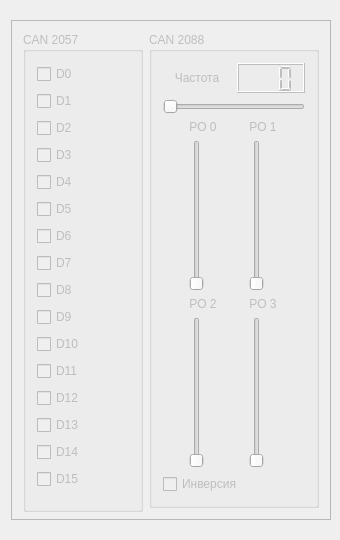
sseitov/Megatron, file Megatron-server/server.ui: the form before one commit.
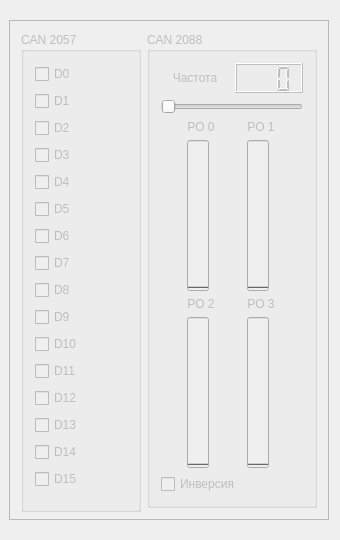
The form after the commit.

Diff of the .ui file:
```diff
--- a/Megatron-server/server.ui
+++ b/Megatron-server/server.ui
@@ -25,9 +25,15 @@
   <property name="windowTitle">
    <string>Megatron Server</string>
   </property>
-  <layout class="QVBoxLayout" name="verticalLayout">
-   <item>
     <widget class="QFrame" name="frame">
+   <property name="geometry">
+    <rect>
+     <x>9</x>
+     <y>20</y>
+     <width>320</width>
+     <height>500</height>
+    </rect>
+   </property>
      <property name="minimumSize">
       <size>
        <width>320</width>
@@ -81,6 +87,9 @@
              <property name="text">
               <string>D0</string>
              </property>
+           <property name="checkable">
+            <bool>true</bool>
+           </property>
             </widget>
            </item>
            <item>
@@ -88,6 +97,9 @@
              <property name="text">
               <string>D1</string>
              </property>
+           <property name="checkable">
+            <bool>true</bool>
+           </property>
             </widget>
            </item>
            <item>
@@ -95,6 +107,9 @@
              <property name="text">
               <string>D2</string>
              </property>
+           <property name="checkable">
+            <bool>true</bool>
+           </property>
             </widget>
            </item>
            <item>
@@ -102,6 +117,9 @@
              <property name="text">
               <string>D3</string>
              </property>
+           <property name="checkable">
+            <bool>true</bool>
+           </property>
             </widget>
            </item>
            <item>
@@ -109,6 +127,9 @@
              <property name="text">
               <string>D4</string>
              </property>
+           <property name="checkable">
+            <bool>true</bool>
+           </property>
             </widget>
            </item>
            <item>
@@ -116,6 +137,9 @@
              <property name="text">
               <string>D5</string>
              </property>
+           <property name="checkable">
+            <bool>true</bool>
+           </property>
             </widget>
            </item>
            <item>
@@ -123,6 +147,9 @@
              <property name="text">
               <string>D6</string>
              </property>
+           <property name="checkable">
+            <bool>true</bool>
+           </property>
             </widget>
            </item>
            <item>
@@ -130,6 +157,9 @@
              <property name="text">
               <string>D7</string>
              </property>
+           <property name="checkable">
+            <bool>true</bool>
+           </property>
             </widget>
            </item>
            <item>
@@ -137,6 +167,9 @@
              <property name="text">
               <string>D8</string>
              </property>
+           <property name="checkable">
+            <bool>true</bool>
+           </property>
             </widget>
            </item>
            <item>
@@ -144,6 +177,9 @@
              <property name="text">
               <string>D9</string>
              </property>
+           <property name="checkable">
+            <bool>true</bool>
+           </property>
             </widget>
            </item>
            <item>
@@ -151,6 +187,9 @@
              <property name="text">
               <string>D10</string>
              </property>
+           <property name="checkable">
+            <bool>true</bool>
+           </property>
             </widget>
            </item>
            <item>
@@ -158,6 +197,9 @@
              <property name="text">
               <string>D11</string>
              </property>
+           <property name="checkable">
+            <bool>true</bool>
+           </property>
             </widget>
            </item>
            <item>
@@ -165,6 +207,9 @@
              <property name="text">
               <string>D12</string>
              </property>
+           <property name="checkable">
+            <bool>true</bool>
+           </property>
             </widget>
            </item>
            <item>
@@ -172,6 +217,9 @@
              <property name="text">
               <string>D13</string>
              </property>
+           <property name="checkable">
+            <bool>true</bool>
+           </property>
             </widget>
            </item>
            <item>
@@ -179,6 +227,9 @@
              <property name="text">
               <string>D14</string>
              </property>
+           <property name="checkable">
+            <bool>true</bool>
+           </property>
             </widget>
            </item>
            <item>
@@ -186,6 +237,9 @@
              <property name="text">
               <string>D15</string>
              </property>
+           <property name="checkable">
+            <bool>true</bool>
+           </property>
             </widget>
            </item>
           </layout>
@@ -213,7 +267,7 @@
         <property name="checked">
          <bool>false</bool>
         </property>
-        <layout class="QVBoxLayout" name="verticalLayout_2">
+      <layout class="QVBoxLayout" name="verticalLayout">
          <item>
           <layout class="QHBoxLayout" name="horizontalLayout_3">
            <item>
@@ -283,20 +337,32 @@
             </widget>
            </item>
            <item row="1" column="0">
-            <widget class="QSlider" name="po0">
+          <widget class="QProgressBar" name="po0">
              <property name="maximum">
               <number>1000</number>
              </property>
+           <property name="value">
+            <number>0</number>
+           </property>
+           <property name="textVisible">
+            <bool>false</bool>
+           </property>
              <property name="orientation">
               <enum>Qt::Vertical</enum>
              </property>
             </widget>
            </item>
            <item row="1" column="1">
-            <widget class="QSlider" name="po1">
+          <widget class="QProgressBar" name="po1">
              <property name="maximum">
               <number>1000</number>
              </property>
+           <property name="value">
+            <number>0</number>
+           </property>
+           <property name="textVisible">
+            <bool>false</bool>
+           </property>
              <property name="orientation">
               <enum>Qt::Vertical</enum>
              </property>
@@ -323,20 +389,32 @@
             </widget>
            </item>
            <item row="3" column="0">
-            <widget class="QSlider" name="po2">
+          <widget class="QProgressBar" name="po2">
              <property name="maximum">
               <number>1000</number>
              </property>
+           <property name="value">
+            <number>0</number>
+           </property>
+           <property name="textVisible">
+            <bool>false</bool>
+           </property>
              <property name="orientation">
               <enum>Qt::Vertical</enum>
              </property>
             </widget>
            </item>
            <item row="3" column="1">
-            <widget class="QSlider" name="po3">
+          <widget class="QProgressBar" name="po3">
              <property name="maximum">
               <number>1000</number>
              </property>
+           <property name="value">
+            <number>0</number>
+           </property>
+           <property name="textVisible">
+            <bool>false</bool>
+           </property>
              <property name="orientation">
               <enum>Qt::Vertical</enum>
              </property>
@@ -356,8 +434,6 @@
       </item>
      </layout>
     </widget>
-   </item>
-  </layout>
  </widget>
  <layoutdefault spacing="6" margin="11"/>
  <resources/>
```
Left out of the diff: 2 changed lines with no effect on the pictures. Lines whose indentation alone changed are shown as unchanged.
